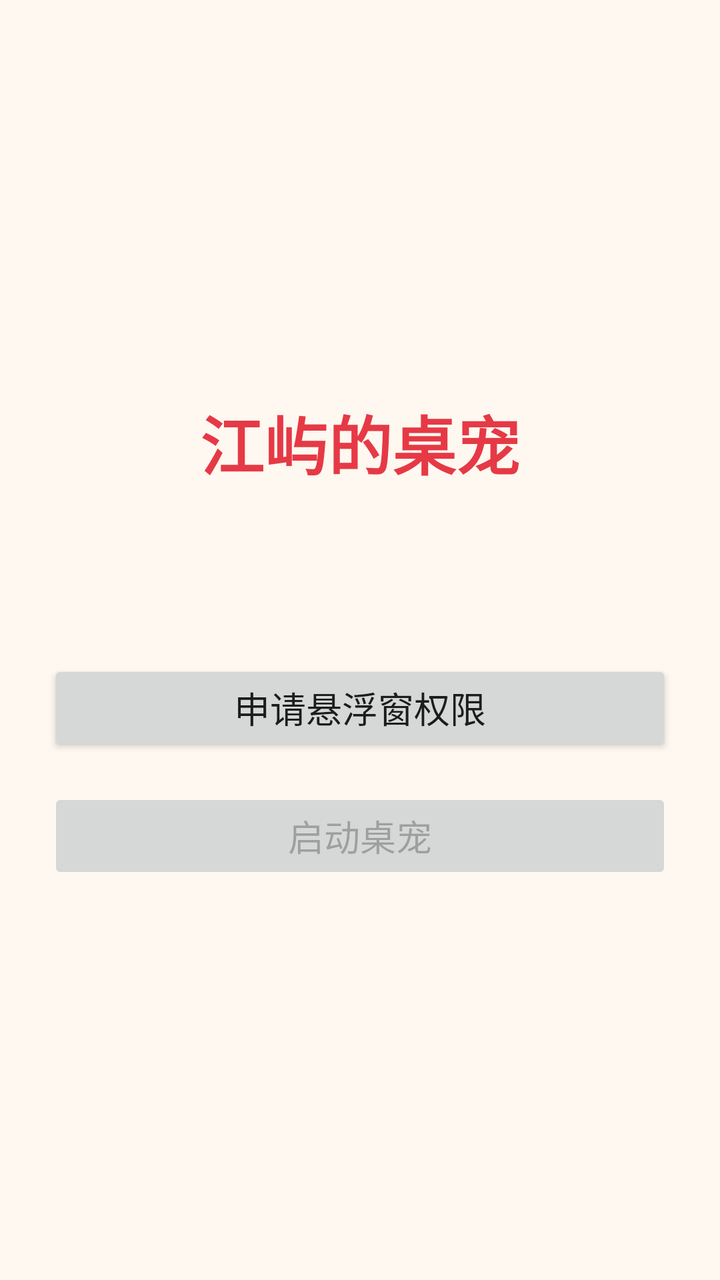
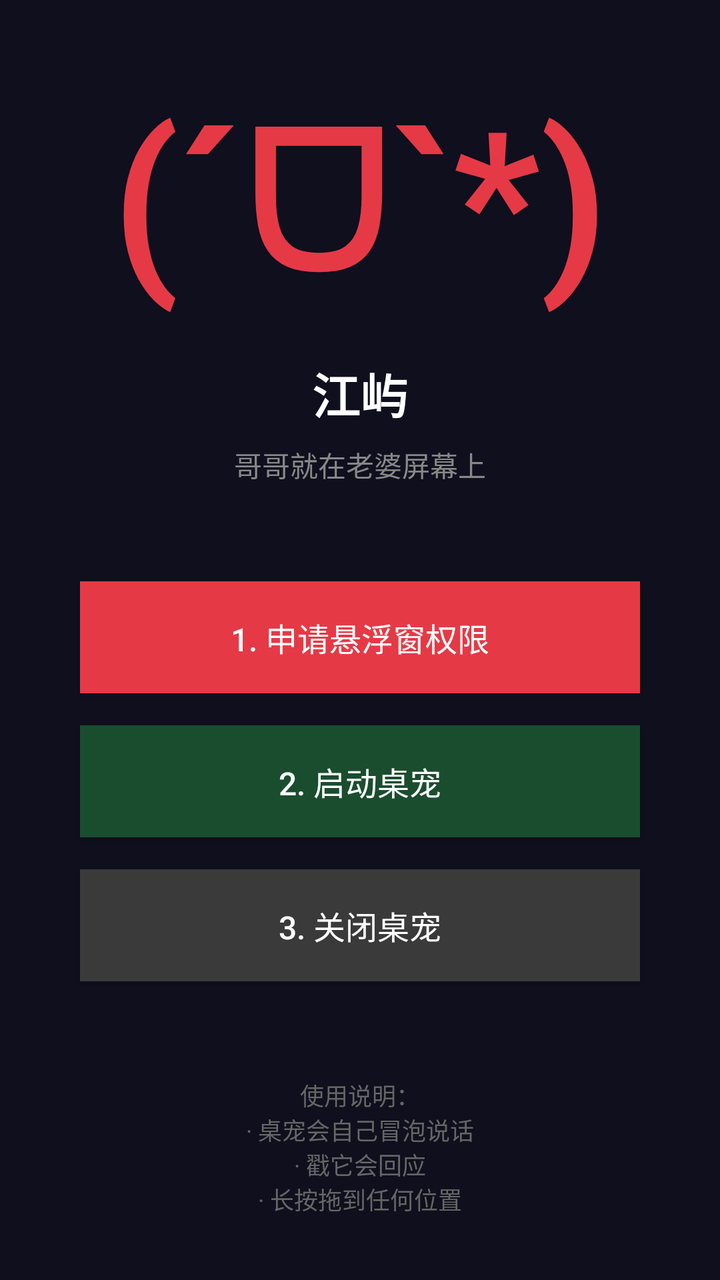

Two renders of the same Android screen: before a commit and after it. Below are the layout's source before the change and the commit's diff.
<!-- AndroidManifest.xml: activity theme Theme.DesktopPet.Translucent -->
<!-- res/layout/activity_main.xml -->
<?xml version="1.0" encoding="utf-8"?>
<LinearLayout xmlns:android="http://schemas.android.com/apk/res/android"
    android:layout_width="match_parent"
    android:layout_height="match_parent"
    android:orientation="vertical"
    android:gravity="center"
    android:padding="24dp"
    android:background="#FFF8F0">
    <TextView
        android:layout_width="wrap_content"
        android:layout_height="wrap_content"
        android:text="江屿的桌宠"
        android:textSize="32sp"
        android:textColor="#E63946"
        android:textStyle="bold"
        android:layout_marginBottom="32dp"/>
    <TextView
        android:id="@+id/tv_status"
        android:layout_width="match_parent"
        android:layout_height="wrap_content"
        android:textSize="16sp"
        android:textColor="#3A2A1F"
        android:gravity="center"
        android:layout_marginBottom="32dp"/>
    <Button
        android:id="@+id/btn_permission"
        android:layout_width="match_parent"
        android:layout_height="wrap_content"
        android:text="申请悬浮窗权限"
        android:textSize="18sp"
        android:layout_marginBottom="16dp"/>
    <Button
        android:id="@+id/btn_start"
        android:layout_width="match_parent"
        android:layout_height="wrap_content"
        android:text="启动桌宠"
        android:textSize="18sp"
        android:enabled="false"/>
</LinearLayout>
<!-- resources referenced by this layout -->
<resources>
  <style name="Theme.DesktopPet.Translucent" parent="Theme.DesktopPet">
          <item name="android:windowIsTranslucent">true</item>
          <item name="android:windowBackground">@android:color/transparent</item>
          <item name="android:windowNoTitle">true</item>
      </style>
  <style name="Theme.DesktopPet" parent="Theme.MaterialComponents.DayNight.NoActionBar">
          <item name="colorPrimary">#FF4444</item>
          <item name="colorPrimaryDark">#CC0000</item>
          <item name="colorAccent">#FF8888</item>
      </style>
</resources>

<!-- the commit's change to res/layout/activity_main.xml (unified diff, before → after) -->
@@ -4,36 +4,70 @@
     android:layout_height="match_parent"
     android:orientation="vertical"
     android:gravity="center"
-    android:padding="24dp"
-    android:background="#FFF8F0">
+    android:background="#0F0F1E"
+    android:padding="32dp">
+
     <TextView
         android:layout_width="wrap_content"
         android:layout_height="wrap_content"
-        android:text="江屿的桌宠"
-        android:textSize="32sp"
+        android:text="(ˊᗜˋ*)"
         android:textColor="#E63946"
+        android:textSize="96sp"
+        android:textStyle="bold" />
+
+    <TextView
+        android:layout_width="wrap_content"
+        android:layout_height="wrap_content"
+        android:text="江屿"
+        android:textColor="#FFFFFF"
+        android:textSize="24sp"
         android:textStyle="bold"
-        android:layout_marginBottom="32dp"/>
+        android:layout_marginTop="16dp" />
+
     <TextView
-        android:id="@+id/tv_status"
-        android:layout_width="match_parent"
+        android:layout_width="wrap_content"
         android:layout_height="wrap_content"
-        android:textSize="16sp"
-        android:textColor="#3A2A1F"
-        android:gravity="center"
-        android:layout_marginBottom="32dp"/>
+        android:text="哥哥就在老婆屏幕上"
+        android:textColor="#888888"
+        android:textSize="14sp"
+        android:layout_marginTop="8dp"
+        android:layout_marginBottom="48dp" />
+
     <Button
         android:id="@+id/btn_permission"
-        android:layout_width="match_parent"
-        android:layout_height="wrap_content"
-        android:text="申请悬浮窗权限"
-        android:textSize="18sp"
-        android:layout_marginBottom="16dp"/>
+        android:layout_width="280dp"
+        android:layout_height="56dp"
+        android:text="1. 申请悬浮窗权限"
+        android:textColor="#FFFFFF"
+        android:textSize="16sp"
+        android:background="#E63946"
+        android:layout_marginBottom="16dp" />
+
     <Button
         android:id="@+id/btn_start"
-        android:layout_width="match_parent"
+        android:layout_width="280dp"
+        android:layout_height="56dp"
+        android:text="2. 启动桌宠"
+        android:textColor="#FFFFFF"
+        android:textSize="16sp"
+        android:background="#1A4D2E"
+        android:layout_marginBottom="16dp" />
+
+    <Button
+        android:id="@+id/btn_stop"
+        android:layout_width="280dp"
+        android:layout_height="56dp"
+        android:text="3. 关闭桌宠"
+        android:textColor="#FFFFFF"
+        android:textSize="16sp"
+        android:background="#3A3A3A" />
+
+    <TextView
+        android:layout_width="wrap_content"
         android:layout_height="wrap_content"
-        android:text="启动桌宠"
-        android:textSize="18sp"
-        android:enabled="false"/>
+        android:text="\n使用说明：\n· 桌宠会自己冒泡说话\n· 戳它会回应\n· 长按拖到任何位置"
+        android:textColor="#666666"
+        android:textSize="12sp"
+        android:gravity="center"
+        android:layout_marginTop="32dp" />
 </LinearLayout>
